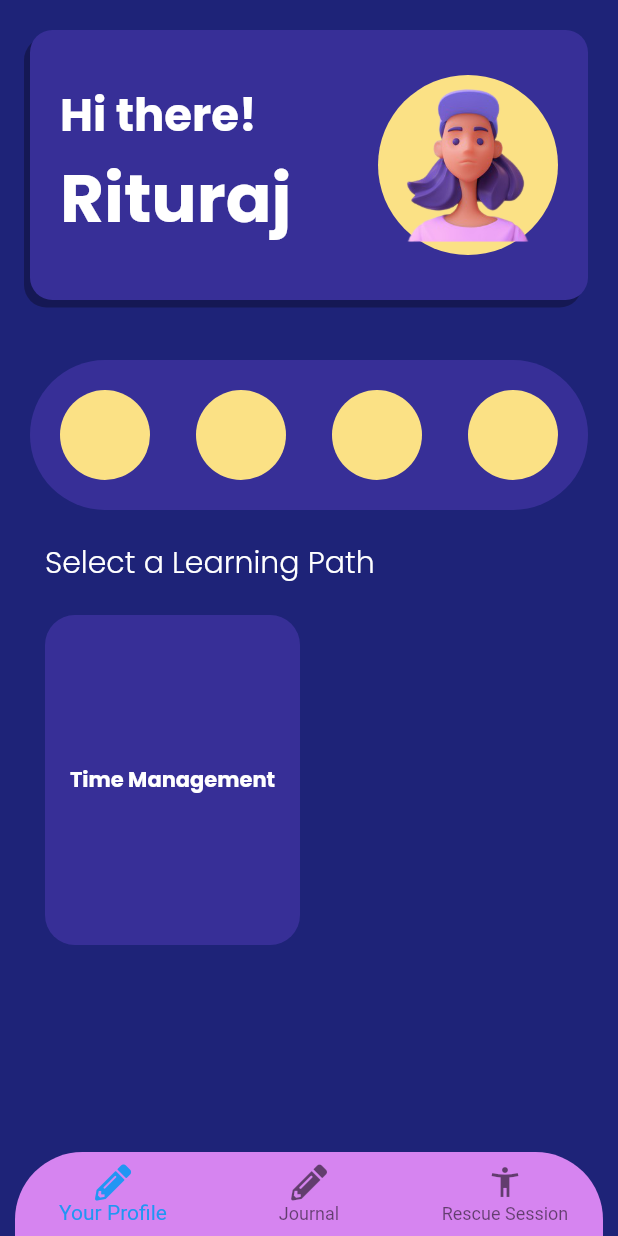
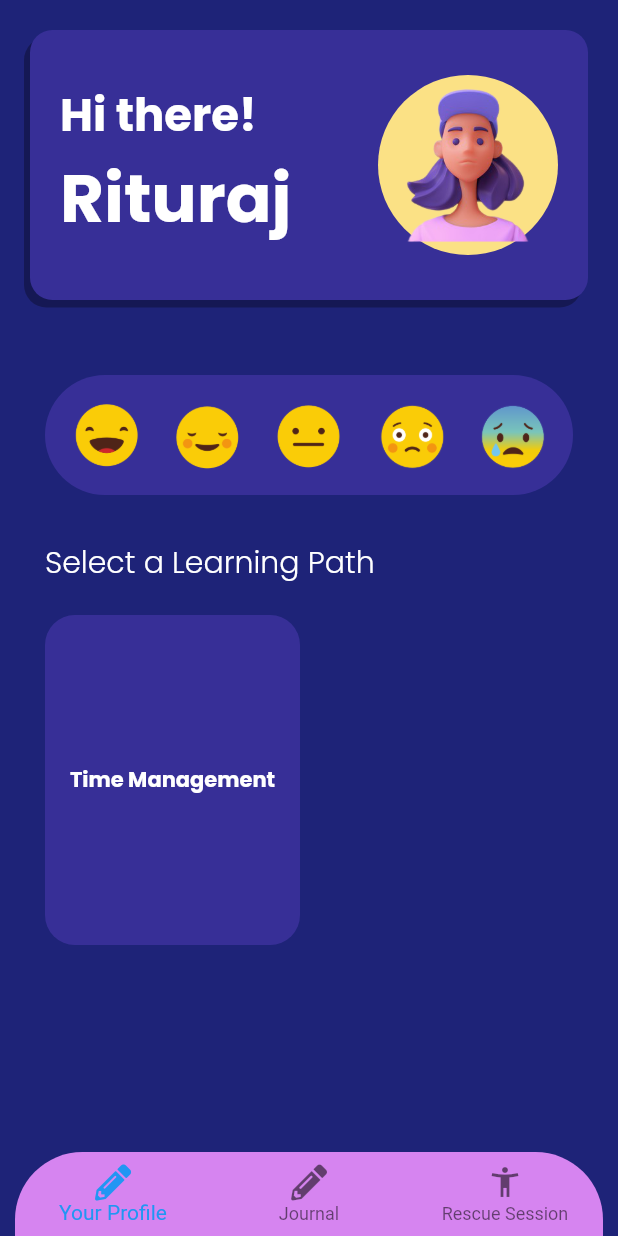
Before and after one commit to rituraj2000/resonate2k21, a Flutter app: the screen it shows after launch, on a phone screen of 412 x 824 dp. Run offline on Flutter 3.47's test engine with Material 2 defaults, Android fonts, the phone set to English and light mode, and no system bars; our stand-ins replace carousel_slider, font_awesome_flutter; missing offline and left inert: flutter_phone_direct_caller.

Commit message:
Home Page has been modified

```diff
--- a/lib/Screens/Screens/Home/Home_Page.dart
+++ b/lib/Screens/Screens/Home/Home_Page.dart
@@ -20,8 +20,8 @@ class _Home_PageState extends State<Home_Page> {
             User_Box(),
             isEmojiSelected
                 ? Container(
-                    margin: EdgeInsets.all(20),
-                    padding: EdgeInsets.all(20),
+                    margin: EdgeInsets.symmetric(horizontal: 30, vertical: 30),
+                    padding: EdgeInsets.all(10),
                     width: double.infinity,
                     decoration: TextBoxDecorationYellow,
                     child: Row(
@@ -33,6 +33,7 @@ class _Home_PageState extends State<Home_Page> {
                               isEmojiSelected = false;
                             });
                           },
+                          emoji: 'happy',
                         ),
                         Emoji_Button(
                           ontap: () {
@@ -40,6 +41,7 @@ class _Home_PageState extends State<Home_Page> {
                               isEmojiSelected = false;
                             });
                           },
+                          emoji: 'happy_2',
                         ),
                         Emoji_Button(
                           ontap: () {
@@ -47,6 +49,7 @@ class _Home_PageState extends State<Home_Page> {
                               isEmojiSelected = false;
                             });
                           },
+                          emoji: 'ok',
                         ),
                         Emoji_Button(
                           ontap: () {
@@ -54,6 +57,15 @@ class _Home_PageState extends State<Home_Page> {
                               isEmojiSelected = false;
                             });
                           },
+                          emoji: 'sad',
+                        ),
+                        Emoji_Button(
+                          ontap: () {
+                            setState(() {
+                              isEmojiSelected = false;
+                            });
+                          },
+                          emoji: 'bad',
                         ),
                       ],
                     ),
@@ -119,15 +131,22 @@ class Heading_20_white extends StatelessWidget {
 }
 
 class Emoji_Button extends StatelessWidget {
-  Emoji_Button({this.ontap});
+  Emoji_Button({this.ontap, this.emoji});
 
   final Function ontap;
+  final String emoji;
 
   @override
   Widget build(BuildContext context) {
     return GestureDetector(
       onTap: ontap,
-      child: CircleAvatar(backgroundColor: yellowColor, radius: 30),
+      child: CircleAvatar(
+        backgroundColor: secondaryBlue,
+        radius: 30,
+        child: Image(
+          image: AssetImage('assets/images/emojis/$emoji.png'),
+        ),
+      ),
     );
   }
 }
```
Also changed, not shown: lib/Screens/Screens/Home/Learning_Path_Date.dart (+13 -3 lines), lib/Screens/Screens/Home/Time_Management_Instructions.dart (+88 -0 lines).
